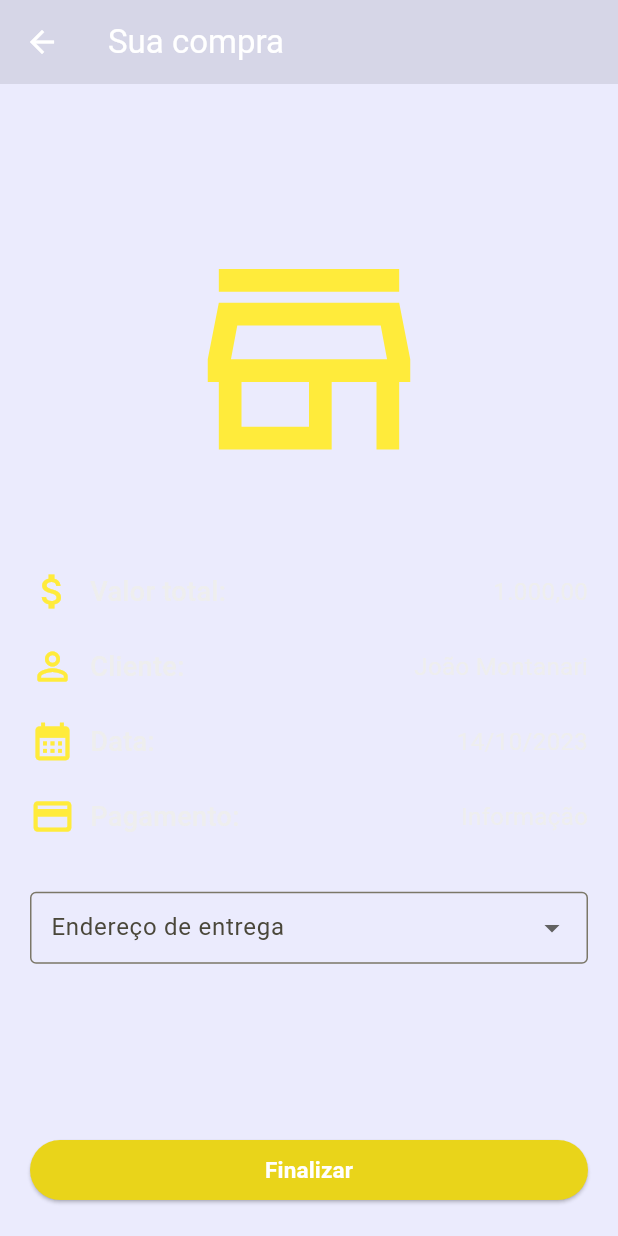
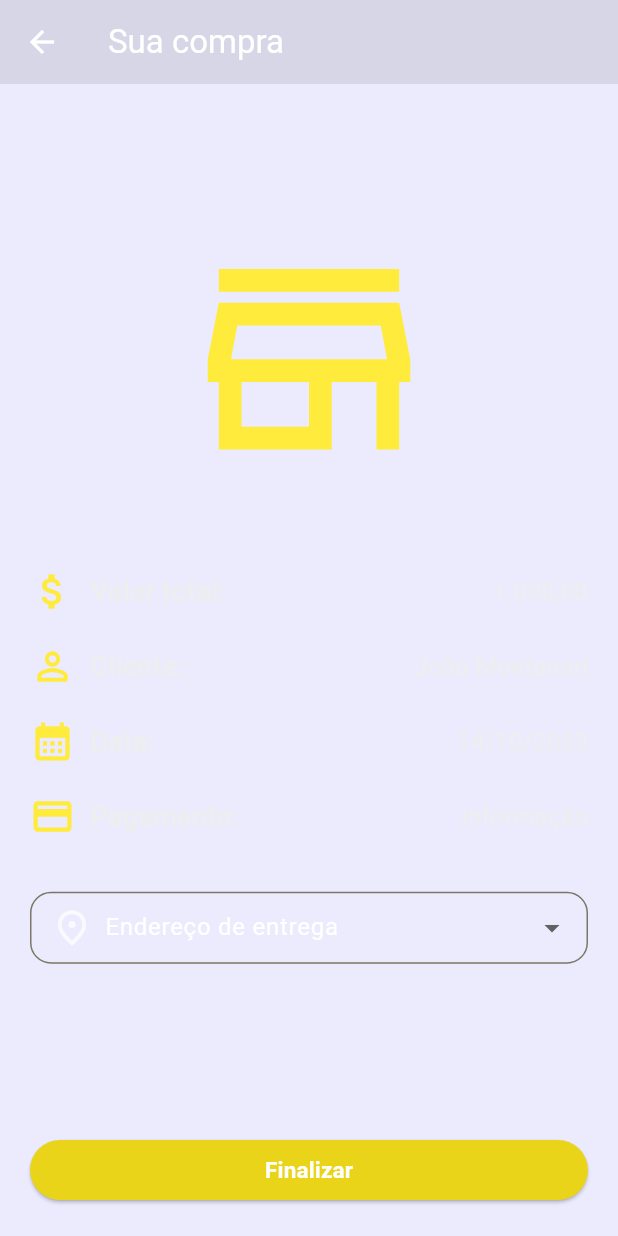
Before and after one commit to joao-montanari/santa-dose, a Flutter app: the Buy screen opened directly, on a phone screen of 412 x 824 dp. Run offline on Flutter 3.47's test engine with Material 2 defaults, Android fonts, the phone set to English and light mode, and no system bars.

Commit message:
changes to component styles and behavior rules

```diff
--- a/mobile/lib/components/UI/standard_dropdown.dart
+++ b/mobile/lib/components/UI/standard_dropdown.dart
@@ -7,6 +7,7 @@ class StandardDropdown extends StatefulWidget {
     required this.controller,
     required this.options,
     required this.setSelect,
+    this.icon,
     this.isRequired = false,
     this.selectItem = -1,
   });
@@ -16,6 +17,7 @@ class StandardDropdown extends StatefulWidget {
   final List<String> options;
   final Function setSelect;
   final int selectItem;
+  IconData? icon;
   bool isRequired;
 
   @override
@@ -46,9 +48,34 @@ class _StandardDropdown extends State<StandardDropdown> {
         }
         return null;
       },
+      style: const TextStyle(
+        color: Colors.white,
+      ),
+      dropdownColor: Color.fromARGB(255, 0, 2, 66),
       decoration: InputDecoration(
-        border: const OutlineInputBorder(),
-        labelText: widget.title,
+        border: const OutlineInputBorder(
+          borderRadius: BorderRadius.all(
+            Radius.circular(14),
+          ),
+        ),
+        label: Row(
+          mainAxisSize: MainAxisSize.min,
+          children: [
+            Icon(
+              widget.icon,
+              color: Colors.white70,
+              size: 28,
+            ),
+            Padding(
+              padding: const EdgeInsets.only(left: 8),
+              child: Text(widget.title),
+            ),
+          ],
+        ),
+        //labelText: widget.title,
+        labelStyle: const TextStyle(
+          color: Colors.white,
+        ),
         contentPadding:
             const EdgeInsets.symmetric(vertical: 5.0, horizontal: 10.0),
       ),
--- a/mobile/lib/components/topbar.dart
+++ b/mobile/lib/components/topbar.dart
@@ -82,7 +82,7 @@ class _TopBar extends State<TopBar> {
                 ),
                 child: const Icon(
                   Icons.favorite,
-                  size: 30,
+                  size: 25,
                 ),
               ),
             ),
@@ -110,8 +110,8 @@ class _TopBar extends State<TopBar> {
                     );
                   },
                   child: const Icon(
-                    Icons.shopping_bag_outlined,
-                    size: 30,
+                    Icons.shopping_cart,
+                    size: 25,
                   ),
                 ),
               ),
```
Also changed, not shown: mobile/lib/components/UI/category_button.dart (+11 -1 lines), mobile/lib/components/bottom_bar.dart (+10 -1 lines).
